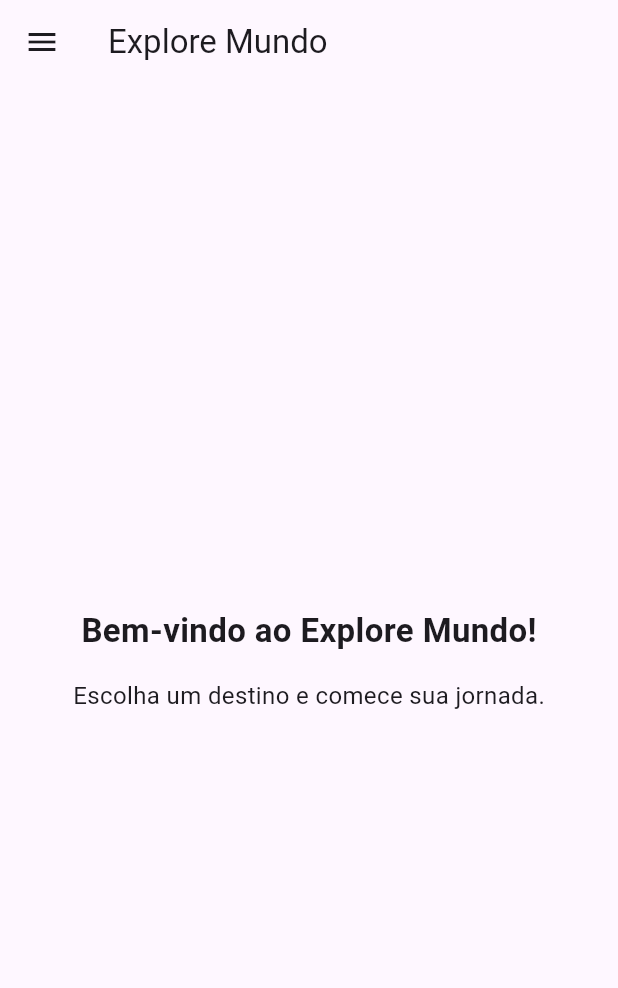
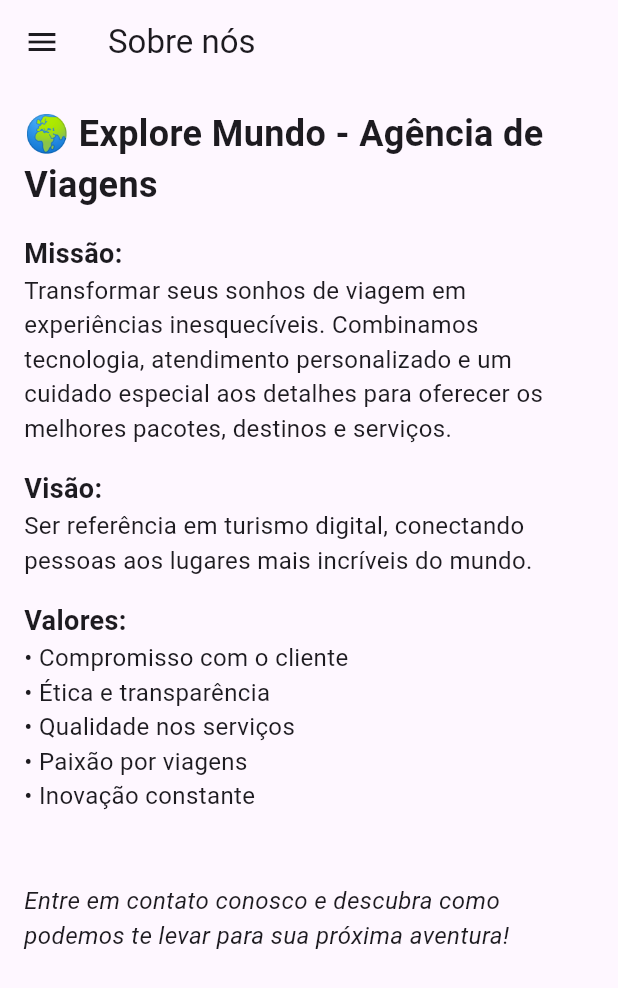
Before and after one commit to PedroAvilar/explore_mundo, a Flutter app: the screen it shows after launch, in the side drawer, after a tap on "Sobre nós", on a phone screen of 412 x 824 dp. Shown: the top 988 px of the screen. Run offline on Flutter 3.47's test engine with Material 3 defaults, Android fonts, the phone set to English and light mode, and no system bars; our stand-ins replace share_plus.

Commit message:
Criação da página sobre e configurações de rotas.

```diff
--- a/lib/main.dart
+++ b/lib/main.dart
@@ -1,5 +1,6 @@
 import 'package:explore_mundo/pages/destinos_page.dart';
 import 'package:explore_mundo/pages/pacotes_page.dart';
+import 'package:explore_mundo/pages/sobre_page.dart';
 import 'package:flutter/material.dart';
 import 'pages/home_page.dart';
 
@@ -21,6 +22,7 @@ class MyApp extends StatelessWidget {
         '/': (context) => const HomePage(),
         '/destinos_page': (context) => const DestinosPage(),
         '/pacotes_page': (context) => const PacotesPage(),
+        '/sobre_page': (context) => const SobrePage(),
       },
     );
   }
--- /dev/null
+++ b/lib/pages/sobre_page.dart
@@ -0,0 +1,69 @@
+import 'package:flutter/material.dart';
+import 'package:explore_mundo/widgets/tela_base.dart';
+
+//Tela com informações sobre a Explore Mundo
+class SobrePage extends StatelessWidget {
+  const SobrePage({super.key});
+
+  @override
+  Widget build(BuildContext context) {
+    return TelaBase(
+      //Título na AppBar
+      titulo: 'Sobre nós',
+      //Corpo da tela
+      corpo: Padding(
+        padding: const EdgeInsets.all(16.0),
+        child: ListView(
+
+          children: const [
+            Text(
+              '🌍 Explore Mundo - Agência de Viagens',
+              style: TextStyle(fontSize: 24, fontWeight: FontWeight.bold),
+            ),
+            SizedBox(height: 16),
+            Text(
+              'Missão:',
+              style: TextStyle(fontSize: 18, fontWeight: FontWeight.bold),
+            ),
+            Text(
+              'Transformar seus sonhos de viagem em experiências inesquecíveis. '
+              'Combinamos tecnologia, atendimento personalizado e um cuidado especial aos '
+              'detalhes para oferecer os melhores pacotes, destinos e serviços. ',
+              softWrap: true,
+              style: TextStyle(fontSize: 16),
+            ),
+            SizedBox(height: 16),
+            Text(
+              'Visão:',
+              style: TextStyle(fontSize: 18, fontWeight: FontWeight.bold),
+            ),
+            Text(
+              'Ser referência em turismo digital, conectando pessoas aos lugares mais incríveis do mundo.',
+              style: TextStyle(fontSize: 16),
+            ),
+            SizedBox(height: 16),
+            Text(
+              'Valores:',
+              style: TextStyle(fontSize: 18, fontWeight: FontWeight.bold),
+            ),
+            Text(
+              '''
+• Compromisso com o cliente
+• Ética e transparência
+• Qualidade nos serviços
+• Paixão por viagens
+• Inovação constante
+              ''',
+              style: TextStyle(fontSize: 16),
+            ),
+            SizedBox(height: 24),
+            Text(
+              'Entre em contato conosco e descubra como podemos te levar para sua próxima aventura!',
+              style: TextStyle(fontSize: 16, fontStyle: FontStyle.italic),
+            ),
+          ],
+        ),
+      )
+    );
+  }
+}
--- a/lib/widgets/menu_navegacao.dart
+++ b/lib/widgets/menu_navegacao.dart
@@ -62,7 +62,7 @@ class MenuNavegacao extends StatelessWidget {
             title: const Text('Sobre nós'),
             onTap: () {
               Navigator.pop(context);
-              aoSelecionar?.call('/sobre');
+              aoSelecionar?.call('/sobre_page');
             },
           ),
           //Item do menu: Contato
```
